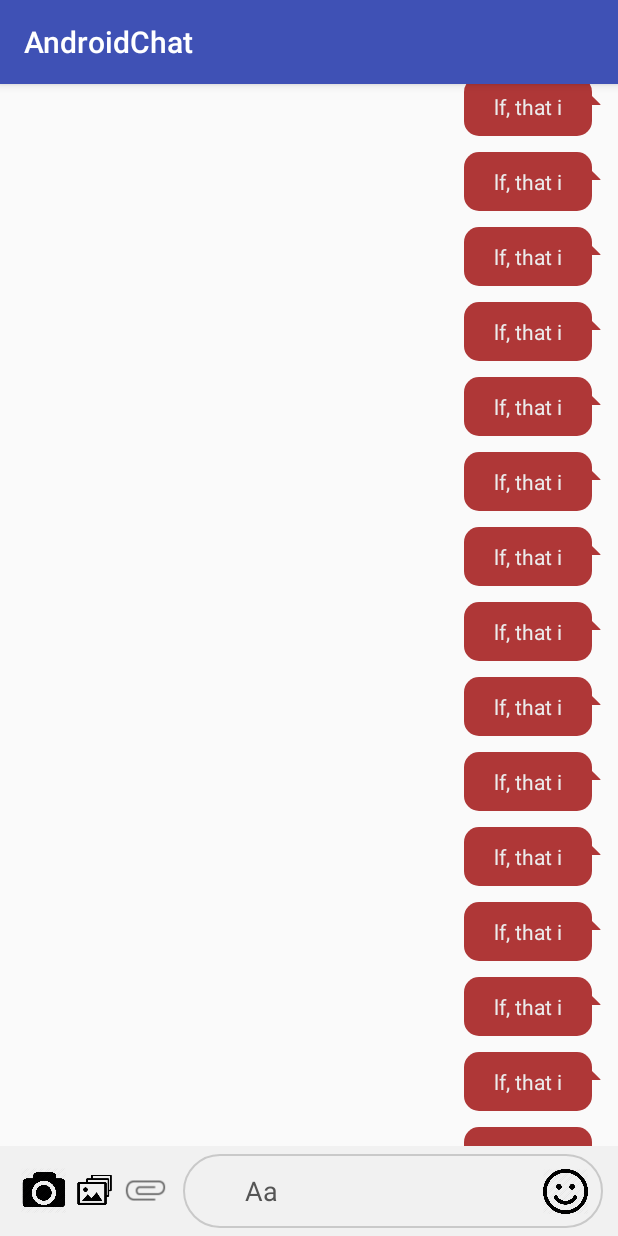
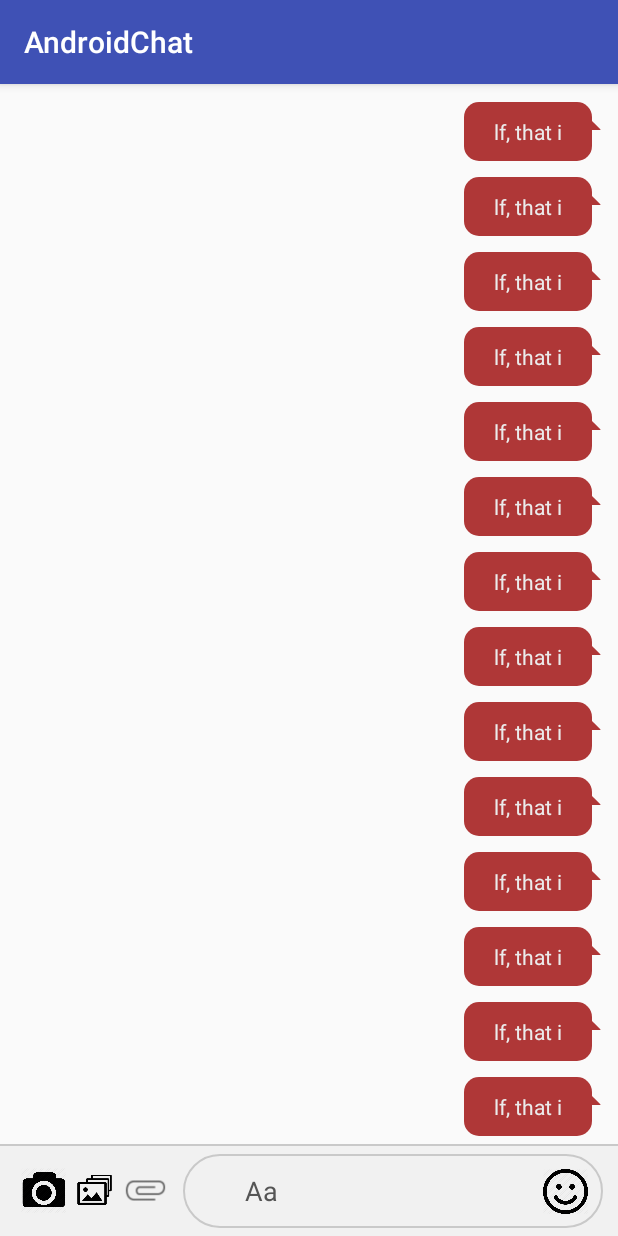
Before and after one commit to ALPhaHoai/MyAndroidChat, an Android app: the screen it shows after launch (ChatRoomActivity), after a tap on an icon or button, on a phone screen of 412 x 824 dp. Run offline under Robolectric (Android 15) with nearby library versions, the phone set to English and light mode, and no system bars; our stand-ins replace CircleImageView; libraries missing offline, so code that uses them is left out: com.github.nkzawa.emitter, com.github.nkzawa.socketio; 3 statements that could not run were skipped.

Commit message:
fix layout error

```diff
--- a/app/src/main/res/layout/conversation_fragment.xml
+++ b/app/src/main/res/layout/conversation_fragment.xml
@@ -11,11 +11,12 @@
 
     <android.support.v7.widget.RecyclerView
         android:id="@+id/conversationRecyclerView"
-        android:layout_width="match_parent"
-        android:layout_height="wrap_content"
+        android:layout_width="0dp"
+        android:layout_height="0dp"
         android:layout_marginTop="5dp"
-        app:layout_constraintBottom_toTopOf="@+id/fab"
-        app:layout_constraintEnd_toStartOf="@id/bottomlayout"
+        android:layout_marginBottom="1dp"
+        app:layout_constraintBottom_toTopOf="@+id/bottomlayout"
+        app:layout_constraintEnd_toEndOf="parent"
         app:layout_constraintStart_toStartOf="parent"
         app:layout_constraintTop_toTopOf="parent" />
 
@@ -34,7 +35,6 @@
         app:layout_constraintStart_toStartOf="parent" />
 
     <View
-        android:visibility="invisible"
         android:id="@+id/separate_line"
         android:layout_width="wrap_content"
         android:layout_height="1dp"
```
